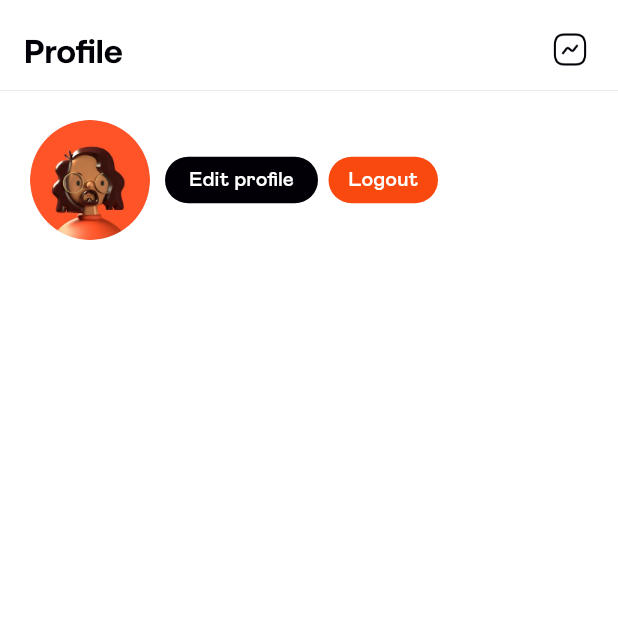
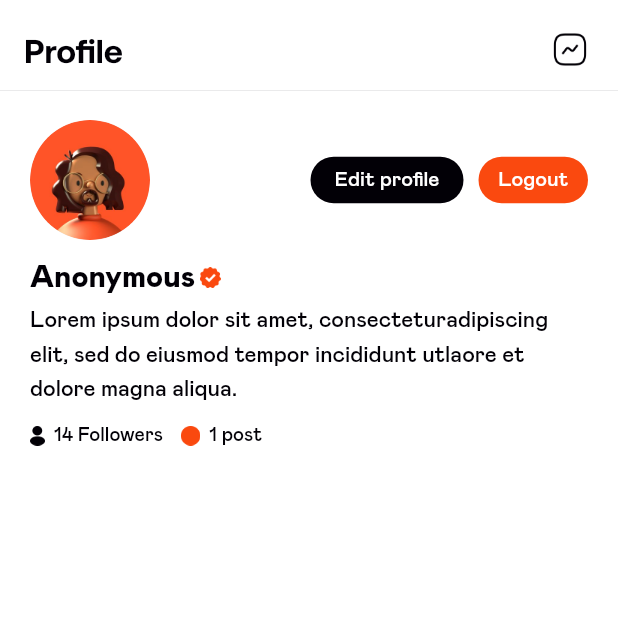
Before and after one commit to ulims/Postcrap, a Flutter app: the Profile screen opened directly, on a phone screen of 412 x 824 dp, the top half of it. Run offline on Flutter 3.47's test engine with Material 2 defaults, Android fonts, the phone set to English and light mode, and no system bars; our stand-ins replace another_flushbar, firebase_auth, firebase_core, loading_animation_widget, shared_preferences; accounts and stored records are empty.

Commit message:
Profile screeen UI implementation

```diff
--- a/lib/screens/nav/profile.dart
+++ b/lib/screens/nav/profile.dart
@@ -1,4 +1,5 @@
 import 'package:flutter/material.dart';
+import 'package:flutter/rendering.dart';
 import 'package:postcrap/services/auth.dart';
 import 'package:postcrap/shared/constants.dart';
 import 'package:postcrap/widget/text.dart';
@@ -46,9 +47,15 @@ class _ProfileState extends State<Profile> {
         child: Padding(
           padding: const EdgeInsets.symmetric(horizontal: 20),
           child: Column(
+            crossAxisAlignment: CrossAxisAlignment.start,
           children: [
            const SizedBox(height: 20,),
           Row(
+            mainAxisAlignment: MainAxisAlignment.end,
+          children: [
+          Expanded(
+            child: Row(
+              mainAxisAlignment: MainAxisAlignment.start,
               children: [
                 Container(
                   height: 80,
@@ -62,7 +69,12 @@ class _ProfileState extends State<Profile> {
                   )
                   ),
                 ),
-          const SizedBox(width: 10,),
+                const SizedBox(height: 10,),
+              ],
+            ),
+          ),
+
+
           Container(
             height: 31,
             width: 102,
@@ -83,7 +95,7 @@ class _ProfileState extends State<Profile> {
                 onPressed: () {},
               ),
           ),
-          const SizedBox(width: 7,),
+          const SizedBox(width: 10,),
           Container(
             height: 31,
             width: 73,
@@ -107,6 +119,80 @@ class _ProfileState extends State<Profile> {
               ),
           ),
           ],
+          ),
+          const SizedBox(height: 15,),
+          Row(
+            children: const[
+            Text(
+            'Anonymous',
+            style: TextStyle(
+              fontFamily: 'Mabry-Pro',
+              fontSize: 20,
+              fontWeight: FontWeight.w700,
+              color: textColor100
+              ),
+              ),
+              SizedBox(width: 3,),
+              SizedBox(
+              height: 14,
+              width: 14,
+              child: ImageIcon(AssetImage('assets/images/Vector.png'),
+              color: primary100,
+              )
+              ),
+            ],
+          ),
+          const SizedBox(height: 5,),
+          const Text(
+            'Lorem ipsum dolor sit amet, consecteturadipiscing elit, sed do eiusmod tempor incididunt utlaore et dolore magna aliqua.',
+            style: TextStyle(
+              fontFamily: 'Mabry-Pro',
+              fontSize: 15,
+              fontWeight: FontWeight.w300,
+              color: textColor100,
+              height: 1.5,
+              ),
+              ),
+          const SizedBox(height: 15,),
+          Row(
+            children: const [
+              SizedBox(
+                height: 13,
+                width: 10,
+                child: ImageIcon(AssetImage('assets/images/user.png'),
+                color: textColor100,
+                ),
+              ),
+               SizedBox(width: 6,),
+              Text(
+                '14 Followers',
+                style: TextStyle(
+                  fontFamily: 'Mabry-Pro',
+                  fontSize: 13,
+                  fontWeight: FontWeight.w300,
+                  color: textColor100
+                ),
+                ),
+              SizedBox(width: 12,),
+              SizedBox(
+                height: 13,
+                width: 13,
+                child: ImageIcon(AssetImage('assets/images/post.png'),
+                color: primary100,
+                ),
+              ),
+               SizedBox(width: 6,),
+              Text(
+                '1 post',
+                style: TextStyle(
+                  fontFamily: 'Mabry-Pro',
+                  fontSize: 13,
+                  fontWeight: FontWeight.w300,
+                  color: textColor100
+                ),
+                ),
+
+            ],
           )
           ],
           ),
--- a/lib/widget/post_card.dart
+++ b/lib/widget/post_card.dart
@@ -1,10 +1,7 @@
 import 'package:flutter/material.dart';
-import 'package:flutter/src/foundation/key.dart';
-import 'package:flutter/src/widgets/framework.dart';
 import 'package:postcrap/models/post_model.dart';
 import 'package:postcrap/shared/constants.dart';
 import 'package:postcrap/shared/like.dart';
-import 'package:postcrap/widget/text.dart';
 
 class PostCard extends StatefulWidget {
   const PostCard({Key? key}) : super(key: key);
@@ -129,7 +126,7 @@ class _PostCardState extends State<PostCard> {
         ),
         ),
         const SizedBox(width: 20,),
-        Container(
+        const SizedBox(
           height: 24,
           width: 24,
           child: ImageIcon(
```
Also changed, not shown: assets/images/Vector.png (added), assets/images/post.png (added), assets/images/user.png (added). Lines whose indentation alone changed are shown as unchanged.
